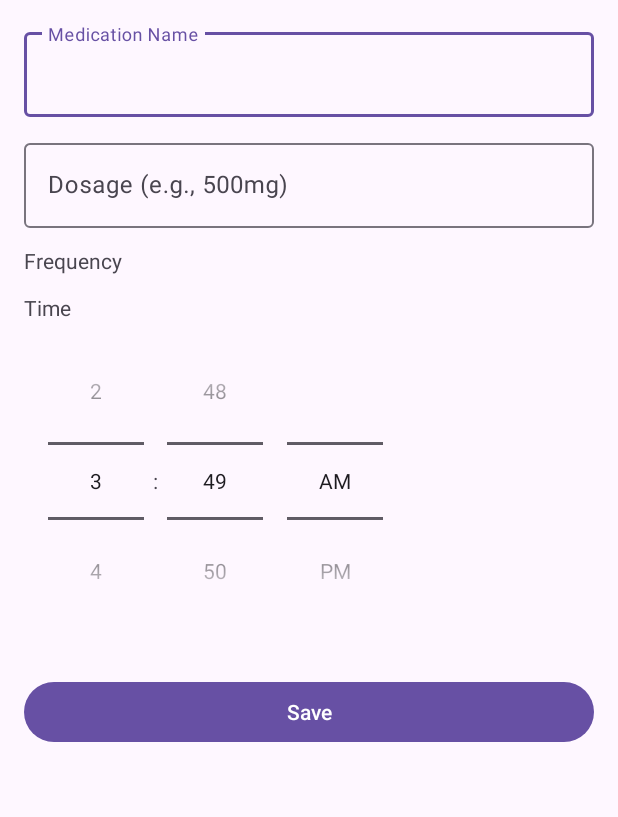
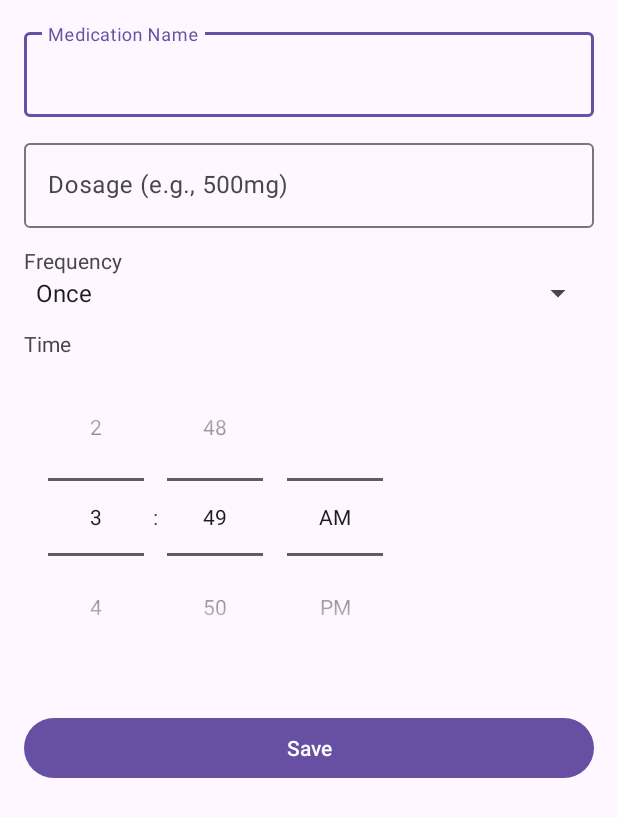
Before and after one commit to andyrhman/pantau-sehat, an Android app: the AddMedicationActivity screen opened directly, with no data from a screen before it, on a phone screen of 412 x 824 dp. Shown: the top 817 px of the screen. Run offline under Robolectric (Android 15) with nearby library versions, the phone set to English and light mode, and no system bars.

Commit message:
Added broken hourly, custom and daily notifications

```diff
--- a/app/src/main/java/com/example/pantausehat/ui/AddMedicationActivity.java
+++ b/app/src/main/java/com/example/pantausehat/ui/AddMedicationActivity.java
@@ -1,8 +1,13 @@
 package com.example.pantausehat.ui;
 
 import android.os.Bundle;
+import android.text.TextUtils;
 import android.util.Log;
+import android.view.View;
+import android.widget.AdapterView;
 import android.widget.Button;
+import android.widget.LinearLayout;
+import android.widget.Spinner;
 import android.widget.TimePicker;
 
 import androidx.appcompat.app.AppCompatActivity;
@@ -11,12 +16,18 @@ import com.example.pantausehat.R;
 import com.example.pantausehat.data.Medication;
 import com.example.pantausehat.db.AppDatabase;
 import com.example.pantausehat.util.MedAlarmManager;
+import com.google.android.material.chip.Chip;
 import com.google.android.material.textfield.TextInputEditText;
 
+import java.util.ArrayList;
+import java.util.Calendar;
+import java.util.List;
 
 public class AddMedicationActivity extends AppCompatActivity {
-
+    private LinearLayout daySelector;
+    private Chip chipMon, chipTue, chipWed, chipThu, chipFri, chipSat, chipSun;
     private TextInputEditText etMedName, etDosage;
+    private Spinner spinnerFrequency;
     private TimePicker timePicker;
     private Button btnSave;
 
@@ -27,18 +38,42 @@ public class AddMedicationActivity extends AppCompatActivity {
 
         etMedName = findViewById(R.id.etMedName);
         etDosage = findViewById(R.id.etDosage);
+        spinnerFrequency = findViewById(R.id.spinnerFrequency);
         timePicker = findViewById(R.id.timePicker);
         btnSave = findViewById(R.id.btnSave);
 
         // Use 24-hour mode or AM/PM as you prefer
         timePicker.setIs24HourView(false);
+        daySelector = findViewById(R.id.daySelector);
+        chipMon = findViewById(R.id.chipMon);
+        chipTue = findViewById(R.id.chipTue);
+        chipWed = findViewById(R.id.chipWed);
+        chipThu = findViewById(R.id.chipThu);
+        chipFri = findViewById(R.id.chipFri);
+        chipSat = findViewById(R.id.chipSat);
+        chipSun = findViewById(R.id.chipSun);
+
+        spinnerFrequency.setOnItemSelectedListener(new AdapterView.OnItemSelectedListener() {
+            @Override
+            public void onItemSelected(AdapterView<?> parent, View view, int position, long id) {
+                String selected = parent.getItemAtPosition(position).toString();
+                daySelector.setVisibility(selected.equals("Custom days") ? View.VISIBLE : View.GONE);
+            }
+
+            @Override
+            public void onNothingSelected(AdapterView<?> parent) {}
+        });
 
         btnSave.setOnClickListener(v -> {
             final Medication med = new Medication();
             med.name      = etMedName.getText().toString().trim();
             med.dosage    = etDosage.getText().toString().trim();
+            med.frequency = spinnerFrequency.getSelectedItem().toString();
             med.hour      = timePicker.getHour();
             med.minute    = timePicker.getMinute();
+
+            String frequency = spinnerFrequency.getSelectedItem().toString();
+            setFrequencyType(med, frequency);
 
             new Thread(() -> {
                 long newId = AppDatabase
@@ -46,7 +81,7 @@ public class AddMedicationActivity extends AppCompatActivity {
                         .medicationDao()
                         .insert(med);
                 if (newId > 0) {
-                    MedAlarmManager.scheduleDailyAlarm(AddMedicationActivity.this, med);
+                    MedAlarmManager.scheduleAlarm(AddMedicationActivity.this, med);
                 } else {
                     Log.e("AddMedication", "Insert failed!");
                 }
@@ -55,4 +90,27 @@ public class AddMedicationActivity extends AppCompatActivity {
             finish();  // back to MainActivity
         });
     }
+
+
+    private void setFrequencyType(Medication med, String frequency) {
+        if (frequency.equals("Once")) {
+            med.frequencyType = "once";
+        } else if (frequency.equals("Daily")) {
+            med.frequencyType = "daily";
+        } else if (frequency.startsWith("Every ")) {
+            med.frequencyType = "hours";
+            med.intervalHours = Integer.parseInt(frequency.replaceAll("\\D+", ""));
+        } else if (frequency.equals("Custom days")) {
+            med.frequencyType = "custom";
+            med.days = getSelectedDays();
+        }
+    }
+
+    private String getSelectedDays() {
+        List<String> days = new ArrayList<>();
+        if (chipMon.isChecked()) days.add("Mon");
+        if (chipTue.isChecked()) days.add("Tue");
+        // ... check other chips ...
+        return TextUtils.join(",", days);
+    }
 }
--- a/app/src/main/res/layout/activity_add_medication.xml
+++ b/app/src/main/res/layout/activity_add_medication.xml
@@ -41,6 +41,12 @@
             android:text="Frequency"
             android:layout_marginTop="12dp" />
 
+        <Spinner
+            android:id="@+id/spinnerFrequency"
+            android:layout_width="match_parent"
+            android:layout_height="wrap_content"
+            android:entries="@array/frequency_options" />
+
         <TextView
             android:layout_width="wrap_content"
             android:layout_height="wrap_content"
@@ -53,6 +59,73 @@
             android:layout_height="wrap_content"
             android:timePickerMode="spinner" />
 
+        <LinearLayout
+            android:id="@+id/daySelector"
+            android:layout_width="match_parent"
+            android:layout_height="wrap_content"
+            android:orientation="horizontal"
+            android:visibility="gone"
+            android:layout_marginTop="12dp"
+            android:divider="@android:drawable/divider_horizontal_textfield"
+            android:showDividers="middle">
+
+            <com.google.android.material.chip.ChipGroup
+                android:layout_width="match_parent"
+                android:layout_height="wrap_content"
+                app:singleSelection="false">
+
+                <com.google.android.material.chip.Chip
+                    android:id="@+id/chipMon"
+                    style="@style/Widget.MaterialComponents.Chip.Choice"
+                    android:layout_width="wrap_content"
+                    android:layout_height="wrap_content"
+                    android:text="Mon"/>
+
+                <com.google.android.material.chip.Chip
+                    android:id="@+id/chipTue"
+                    style="@style/Widget.MaterialComponents.Chip.Choice"
+                    android:layout_width="wrap_content"
+                    android:layout_height="wrap_content"
+                    android:text="Tue"/>
+
+                <com.google.android.material.chip.Chip
+                    android:id="@+id/chipWed"
+                    style="@style/Widget.MaterialComponents.Chip.Choice"
+                    android:layout_width="wrap_content"
+                    android:layout_height="wrap_content"
+                    android:text="Wed"/>
+
+                <com.google.android.material.chip.Chip
+                    android:id="@+id/chipThu"
+                    style="@style/Widget.MaterialComponents.Chip.Choice"
+                    android:layout_width="wrap_content"
+                    android:layout_height="wrap_content"
+                    android:text="Thu"/>
+
+                <com.google.android.material.chip.Chip
+                    android:id="@+id/chipFri"
+                    style="@style/Widget.MaterialComponents.Chip.Choice"
+                    android:layout_width="wrap_content"
+                    android:layout_height="wrap_content"
+                    android:text="Fri"/>
+
+                <com.google.android.material.chip.Chip
+                    android:id="@+id/chipSat"
+                    style="@style/Widget.MaterialComponents.Chip.Choice"
+                    android:layout_width="wrap_content"
+                    android:layout_height="wrap_content"
+                    android:text="Sat"/>
+
+                <com.google.android.material.chip.Chip
+                    android:id="@+id/chipSun"
+                    style="@style/Widget.MaterialComponents.Chip.Choice"
+                    android:layout_width="wrap_content"
+                    android:layout_height="wrap_content"
+                    android:text="Sun"/>
+                <!-- Repeat for other days (chipTue, chipWed, chipThu, chipFri, chipSat, chipSun) -->
+
+            </com.google.android.material.chip.ChipGroup>
+        </LinearLayout>
 
         <Button
             android:id="@+id/btnSave"
```
Also changed, not shown: app/src/main/java/com/example/pantausehat/data/Medication.java (+12 -0 lines), app/src/main/java/com/example/pantausehat/ui/AlarmReceiver.java (+47 -19 lines), app/src/main/java/com/example/pantausehat/ui/BootReceiver.java (+6 -3 lines), app/src/main/java/com/example/pantausehat/ui/MainActivity.java (+5 -5 lines), app/src/main/java/com/example/pantausehat/util/MedAlarmManager.java (+148 -1 lines).
